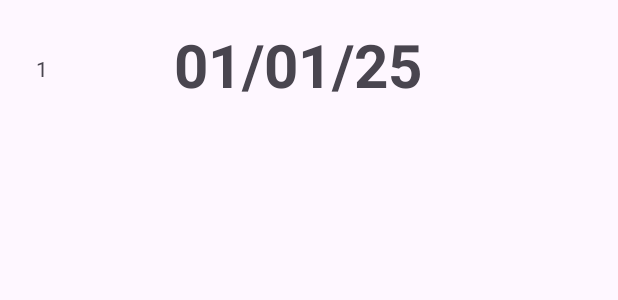
After one commit to MegaStrimp/Center, an Android app: the layout date_row.xml on its own in the app's theme, with its tools: preview values and no code run, on a phone screen of 412 x 824 dp. The commit adds this screen. Shown: the top 300 px of the screen. Run offline under Robolectric (Android 15) with nearby library versions, the phone set to English and light mode, and no system bars.

Commit message:
11/19/25

```diff
--- /dev/null
+++ b/app/src/main/res/layout/date_row.xml
@@ -0,0 +1,29 @@
+<?xml version="1.0" encoding="utf-8"?>
+<androidx.constraintlayout.widget.ConstraintLayout xmlns:android="http://schemas.android.com/apk/res/android"
+    xmlns:app="http://schemas.android.com/apk/res-auto"
+    xmlns:tools="http://schemas.android.com/tools"
+    android:layout_width="match_parent"
+    android:layout_height="match_parent">
+
+    <TextView
+        android:id="@+id/id_txt"
+        android:layout_width="wrap_content"
+        android:layout_height="wrap_content"
+        android:layout_marginStart="24dp"
+        android:layout_marginTop="36dp"
+        android:text="1"
+        app:layout_constraintStart_toStartOf="parent"
+        app:layout_constraintTop_toTopOf="parent" />
+
+    <TextView
+        android:id="@+id/date_txt"
+        android:layout_width="wrap_content"
+        android:layout_height="wrap_content"
+        android:layout_marginStart="84dp"
+        android:layout_marginTop="16dp"
+        android:text="01/01/25"
+        android:textSize="40sp"
+        android:textStyle="bold"
+        app:layout_constraintStart_toEndOf="@+id/id_txt"
+        app:layout_constraintTop_toTopOf="parent" />
+</androidx.constraintlayout.widget.ConstraintLayout>
```
Also changed, not shown: app/src/main/java/com/example/center/fragments/date/DateAdapter.kt (added, +54 -0 lines), app/src/main/java/com/example/center/fragments/date/DateFragment.kt (added, +20 -0 lines), app/src/main/java/com/example/center/model/Category.kt (added, +16 -0 lines), app/src/main/java/com/example/center/model/Date.kt (added, +14 -0 lines), app/src/main/java/com/example/center/model/Task.kt (added, +16 -0 lines), app/src/main/res/layout/fragment_date.xml (added, +14 -0 lines), app/src/main/res/navigation/my_nav.xml (+9 -0 lines).
